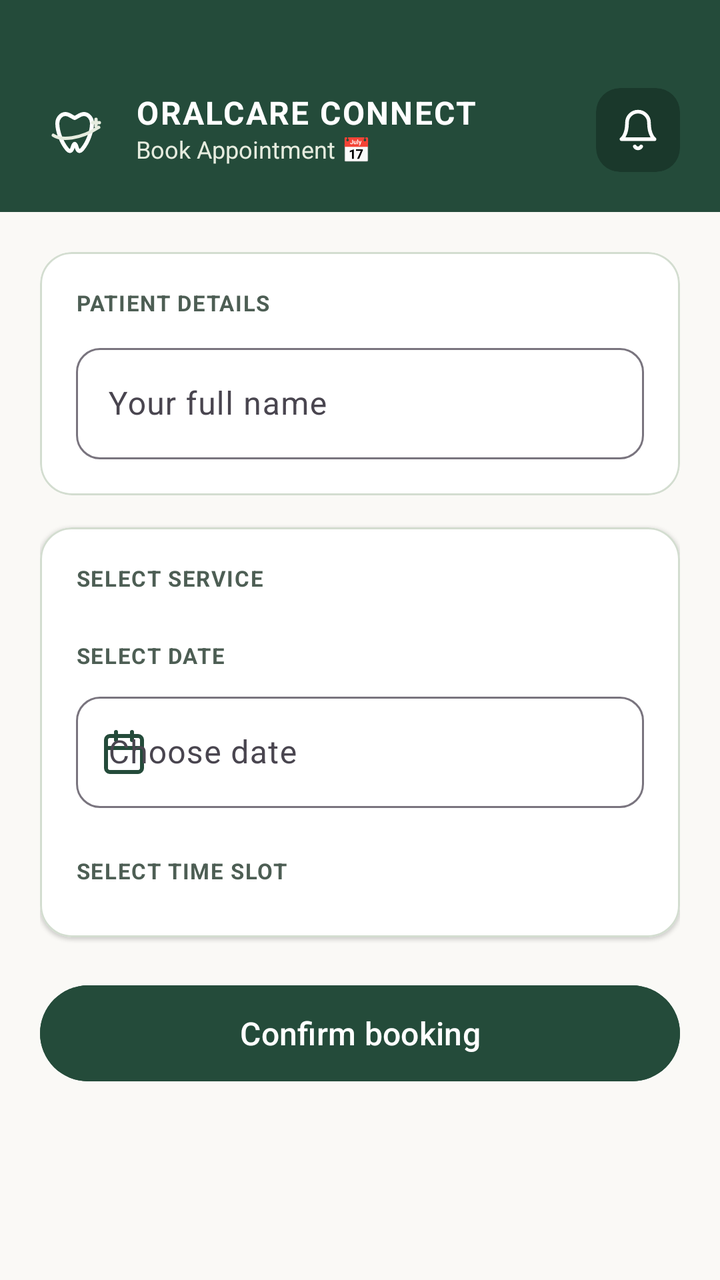
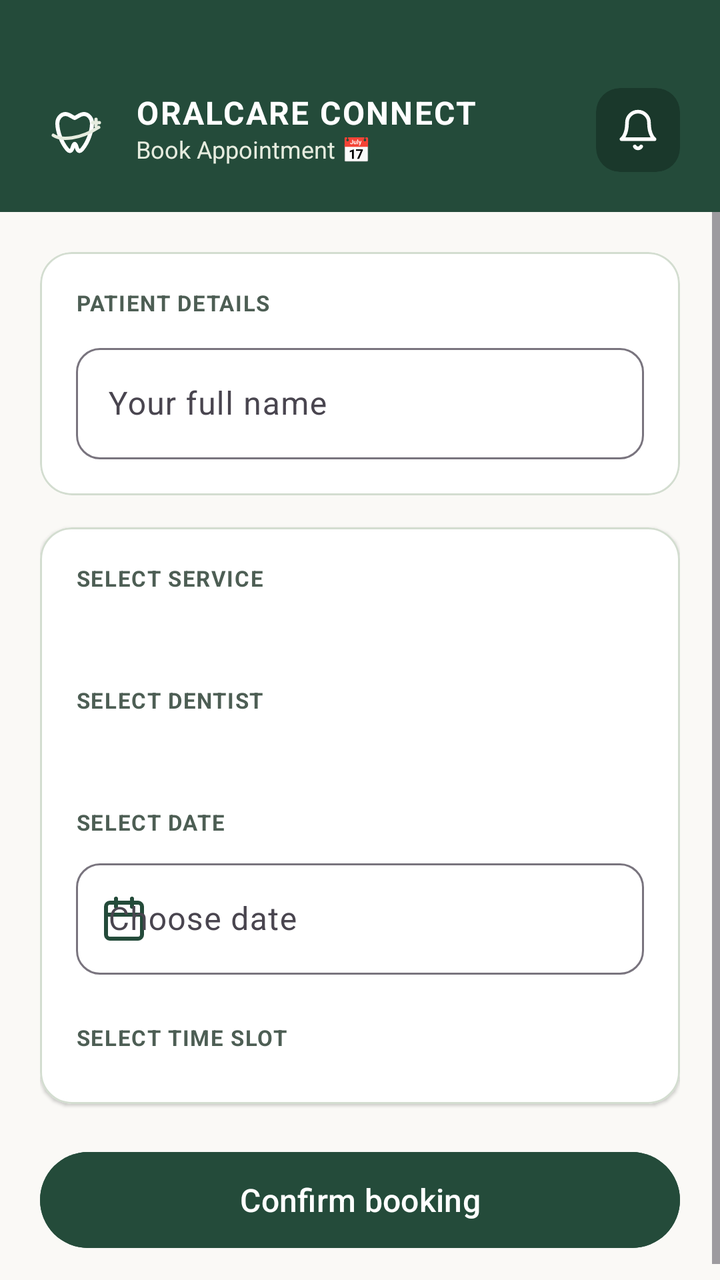

Screens rendered from an Android XML layout before and after an edit, with the pre-edit source and the edit as a unified diff.
<!-- AndroidManifest.xml: application theme Theme.DentalQueue -->
<!-- res/layout/fragmentbook.xml -->
<?xml version="1.0" encoding="utf-8"?>
<LinearLayout xmlns:android="http://schemas.android.com/apk/res/android"
    xmlns:app="http://schemas.android.com/apk/res-auto"
    android:layout_width="match_parent"
    android:layout_height="match_parent"
    android:orientation="vertical"
    android:background="@color/ground">

    
    <LinearLayout
        android:layout_width="match_parent"
        android:layout_height="wrap_content"
        android:orientation="horizontal"
        android:gravity="center_vertical"
        android:background="@color/forest_green"
        android:paddingStart="20dp"
        android:paddingEnd="20dp"
        android:paddingTop="44dp"
        android:paddingBottom="20dp">

        
        <ImageView
            android:layout_width="36dp"
            android:layout_height="36dp"
            android:src="@drawable/ic_logo_oralcare" />

        
        <LinearLayout
            android:layout_width="0dp"
            android:layout_height="wrap_content"
            android:layout_weight="1"
            android:layout_marginStart="12dp"
            android:orientation="vertical">

            <TextView
                android:layout_width="wrap_content"
                android:layout_height="wrap_content"
                android:text="ORALCARE CONNECT"
                android:textColor="@android:color/white"
                android:textSize="16sp"
                android:textStyle="bold"
                android:letterSpacing="0.05"
                android:includeFontPadding="false" />

            <TextView
                android:layout_width="wrap_content"
                android:layout_height="wrap_content"
                android:layout_marginTop="2dp"
                android:text="Book Appointment 📅"
                android:textColor="@color/sage_light"
                android:textSize="12sp"
                android:includeFontPadding="false" />
        </LinearLayout>

        
        <com.google.android.material.card.MaterialCardView
            android:id="@+id/btnNotification"
            android:layout_width="42dp"
            android:layout_height="42dp"
            android:clickable="true"
            android:focusable="true"
            app:cardBackgroundColor="#1A382B"
            app:cardCornerRadius="12dp"
            app:cardElevation="0dp"
            app:strokeWidth="0dp">

            <ImageView
                android:layout_width="22dp"
                android:layout_height="22dp"
                android:layout_gravity="center"
                android:src="@drawable/ic_bell" />
        </com.google.android.material.card.MaterialCardView>
    </LinearLayout>

    <ScrollView
        android:layout_width="match_parent"
        android:layout_height="0dp"
        android:layout_weight="1"
        android:clipToPadding="false">

        <LinearLayout
            android:layout_width="match_parent"
            android:layout_height="wrap_content"
            android:orientation="vertical"
            android:padding="20dp">

            
            <com.google.android.material.card.MaterialCardView
                android:layout_width="match_parent"
                android:layout_height="wrap_content"
                app:cardBackgroundColor="@android:color/white"
                app:cardCornerRadius="16dp"
                app:cardElevation="1dp"
                app:strokeColor="@color/line"
                app:strokeWidth="1dp">

                <LinearLayout
                    android:layout_width="match_parent"
                    android:layout_height="wrap_content"
                    android:orientation="vertical"
                    android:padding="18dp">

                    <TextView
                        android:layout_width="wrap_content"
                        android:layout_height="wrap_content"
                        android:text="PATIENT DETAILS"
                        android:textColor="@color/muted"
                        android:textSize="11sp"
                        android:textStyle="bold"
                        android:letterSpacing="0.05" />

                    <com.google.android.material.textfield.TextInputLayout
                        style="@style/Widget.Material3.TextInputLayout.OutlinedBox"
                        android:layout_width="match_parent"
                        android:layout_height="wrap_content"
                        android:layout_marginTop="10dp"
                        android:hint="Your full name"
                        app:boxCornerRadiusBottomEnd="12dp"
                        app:boxCornerRadiusBottomStart="12dp"
                        app:boxCornerRadiusTopEnd="12dp"
                        app:boxCornerRadiusTopStart="12dp">

                        <com.google.android.material.textfield.TextInputEditText
                            android:id="@+id/name"
                            android:layout_width="match_parent"
                            android:layout_height="wrap_content"
                            android:inputType="textPersonName"
                            android:minHeight="48dp"
                            android:singleLine="true" />
                    </com.google.android.material.textfield.TextInputLayout>
                </LinearLayout>
            </com.google.android.material.card.MaterialCardView>

            
            <com.google.android.material.card.MaterialCardView
                android:layout_width="match_parent"
                android:layout_height="wrap_content"
                android:layout_marginTop="16dp"
                app:cardBackgroundColor="@android:color/white"
                app:cardCornerRadius="16dp"
                app:cardElevation="1dp"
                app:strokeColor="@color/line"
                app:strokeWidth="1dp">

                <LinearLayout
                    android:layout_width="match_parent"
                    android:layout_height="wrap_content"
                    android:orientation="vertical"
                    android:padding="18dp">

                    
                    <TextView
                        android:layout_width="wrap_content"
                        android:layout_height="wrap_content"
                        android:text="SELECT SERVICE"
                        android:textColor="@color/muted"
                        android:textSize="11sp"
                        android:textStyle="bold"
                        android:letterSpacing="0.05" />

                    <com.google.android.material.chip.ChipGroup
                        android:id="@+id/serviceGroup"
                        android:layout_width="match_parent"
                        android:layout_height="wrap_content"
                        android:layout_marginTop="8dp"
                        app:selectionRequired="true"
                        app:singleSelection="true" />

                    
                    <TextView
                        android:layout_width="wrap_content"
                        android:layout_height="wrap_content"
                        android:layout_marginTop="16dp"
                        android:text="SELECT DATE"
                        android:textColor="@color/muted"
                        android:textSize="11sp"
                        android:textStyle="bold"
                        android:letterSpacing="0.05" />

                    <com.google.android.material.textfield.TextInputLayout
                        android:id="@+id/datePickerLayout"
                        style="@style/Widget.Material3.TextInputLayout.OutlinedBox"
                        android:layout_width="match_parent"
                        android:layout_height="wrap_content"
                        android:layout_marginTop="8dp"
                        android:hint="Choose date"
                        app:startIconDrawable="@drawable/ic_calendar"
                        app:startIconTint="@color/forest_green"
                        app:boxCornerRadiusBottomEnd="12dp"
                        app:boxCornerRadiusBottomStart="12dp"
                        app:boxCornerRadiusTopEnd="12dp"
                        app:boxCornerRadiusTopStart="12dp">

                        <com.google.android.material.textfield.TextInputEditText
                            android:id="@+id/datePickerInput"
                            android:layout_width="match_parent"
                            android:layout_height="wrap_content"
                            android:focusable="false"
                            android:clickable="true"
                            android:minHeight="48dp"
                            android:inputType="none" />
                    </com.google.android.material.textfield.TextInputLayout>

                    
                    <com.google.android.material.chip.ChipGroup
                        android:id="@+id/dateGroup"
                        android:layout_width="match_parent"
                        android:layout_height="wrap_content"
                        android:layout_marginTop="8dp"
                        app:selectionRequired="true"
                        app:singleSelection="true" />

                    
                    <TextView
                        android:layout_width="wrap_content"
                        android:layout_height="wrap_content"
                        android:layout_marginTop="16dp"
                        android:text="SELECT TIME SLOT"
                        android:textColor="@color/muted"
                        android:textSize="11sp"
                        android:textStyle="bold"
                        android:letterSpacing="0.05" />

                    <com.google.android.material.chip.ChipGroup
                        android:id="@+id/timeGroup"
                        android:layout_width="match_parent"
                        android:layout_height="wrap_content"
                        android:layout_marginTop="8dp"
                        app:singleSelection="true" />
                </LinearLayout>
            </com.google.android.material.card.MaterialCardView>

            
            <Button
                android:id="@+id/confirm"
                style="@style/Widget.Material3.Button"
                android:layout_width="match_parent"
                android:layout_height="56dp"
                android:layout_marginTop="20dp"
                android:text="Confirm booking"
                android:textSize="16sp"
                android:backgroundTint="@color/forest_green"
                app:cornerSize="14dp" />

        </LinearLayout>
    </ScrollView>
</LinearLayout>
<!-- resources referenced by this layout -->
<resources>
  <color name="forest_green">#244B3A</color>
  <color name="ground">#FAF9F6</color>
  <color name="line">#D3DDD0</color>
  <color name="muted">#4D5E54</color>
  <color name="sage_light">#E6ECDF</color>
  <!-- drawable ic_bell (drawable) -->
  <?xml version="1.0" encoding="utf-8"?>
  <vector xmlns:android="http://schemas.android.com/apk/res/android"
      android:width="24dp"
      android:height="24dp"
      android:viewportWidth="24"
      android:viewportHeight="24">
      <path
          android:fillColor="#00000000"
          android:pathData="M18,8A6,6 0 0,0 6,8C6,15 3,17 3,17H21S18,15 18,8Z"
          android:strokeWidth="2"
          android:strokeColor="#FFFFFF"
          android:strokeLineCap="round"
          android:strokeLineJoin="round" />
      <path
          android:fillColor="#00000000"
          android:pathData="M13.73,21A2,2 0 0,1 10.27,21"
          android:strokeWidth="2"
          android:strokeColor="#FFFFFF"
          android:strokeLineCap="round"
          android:strokeLineJoin="round" />
  </vector>
  <!-- drawable ic_calendar (drawable) -->
  <?xml version="1.0" encoding="utf-8"?>
  <vector xmlns:android="http://schemas.android.com/apk/res/android"
      android:width="24dp"
      android:height="24dp"
      android:viewportWidth="24"
      android:viewportHeight="24">
      <path
          android:fillColor="#00000000"
          android:pathData="M19,4H5C3.89,4 3,4.89 3,6V20C3,21.1 3.89,22 5,22H19C20.1,22 21,21.1 21,20V6C21,4.89 20.1,4 19,4Z"
          android:strokeWidth="2"
          android:strokeColor="@color/forest_green"
          android:strokeLineCap="round"
          android:strokeLineJoin="round" />
      <path
          android:fillColor="#00000000"
          android:pathData="M16,2V6M8,2V6M3,10H21"
          android:strokeWidth="2"
          android:strokeColor="@color/forest_green"
          android:strokeLineCap="round"
          android:strokeLineJoin="round" />
  </vector>
  <!-- drawable ic_logo_oralcare (drawable) -->
  <?xml version="1.0" encoding="utf-8"?>
  <vector xmlns:android="http://schemas.android.com/apk/res/android"
      android:width="36dp"
      android:height="36dp"
      android:viewportWidth="108"
      android:viewportHeight="108">
  
      
      <path
          android:fillColor="#00000000"
          android:strokeColor="#FFFFFF"
          android:strokeWidth="6"
          android:strokeLineCap="round"
          android:strokeLineJoin="round"
          android:pathData="M38,30 C32,30 26,36 26,44 C26,56 32,72 40,82 C44,87 47,87 49,80 C51,73 53,73 55,80 C57,87 60,87 64,82 C72,72 78,56 78,44 C78,36 72,30 66,30 C60,30 57,34 52,36 C47,34 44,30 38,30 Z" />
  
      
      <path
          android:fillColor="#00000000"
          android:strokeColor="#E6ECDF"
          android:strokeWidth="5"
          android:strokeLineCap="round"
          android:pathData="M20,62 C32,70 60,68 88,50" />
  
      
      <path
          android:fillColor="#00000000"
          android:strokeColor="#E6ECDF"
          android:strokeWidth="5"
          android:strokeLineCap="round"
          android:pathData="M84,38 L84,48 M79,43 L89,43" />
  
  </vector>
  <style name="Theme.DentalQueue" parent="Theme.Material3.Light.NoActionBar">
          <item name="colorPrimary">@color/forest_green</item>
          <item name="colorOnPrimary">@android:color/white</item>
          <item name="colorSecondaryContainer">@color/sage_light</item>
          <item name="colorOnSecondaryContainer">@color/forest_green_dark</item>
          <item name="android:colorBackground">@color/off_white</item>
          <item name="android:statusBarColor">@color/forest_green</item>
      </style>
  <color name="forest_green_dark">#1A382B</color>
  <color name="off_white">#FAF9F6</color>
</resources>

<!-- the commit's change to res/layout/fragmentbook.xml (unified diff, before → after) -->
@@ -166,6 +166,41 @@
                         app:selectionRequired="true"
                         app:singleSelection="true" />
 
+                    <TextView
+                        android:id="@+id/serviceInfo"
+                        android:layout_width="match_parent"
+                        android:layout_height="wrap_content"
+                        android:layout_marginTop="6dp"
+                        android:textColor="@color/muted"
+                        android:textSize="12sp" />
+
+                    
+                    <TextView
+                        android:layout_width="wrap_content"
+                        android:layout_height="wrap_content"
+                        android:layout_marginTop="16dp"
+                        android:text="SELECT DENTIST"
+                        android:textColor="@color/muted"
+                        android:textSize="11sp"
+                        android:textStyle="bold"
+                        android:letterSpacing="0.05" />
+
+                    <com.google.android.material.chip.ChipGroup
+                        android:id="@+id/dentistGroup"
+                        android:layout_width="match_parent"
+                        android:layout_height="wrap_content"
+                        android:layout_marginTop="8dp"
+                        app:selectionRequired="true"
+                        app:singleSelection="true" />
+
+                    <TextView
+                        android:id="@+id/dentistInfo"
+                        android:layout_width="match_parent"
+                        android:layout_height="wrap_content"
+                        android:layout_marginTop="6dp"
+                        android:textColor="@color/muted"
+                        android:textSize="12sp" />
+
                     
                     <TextView
                         android:layout_width="wrap_content"
